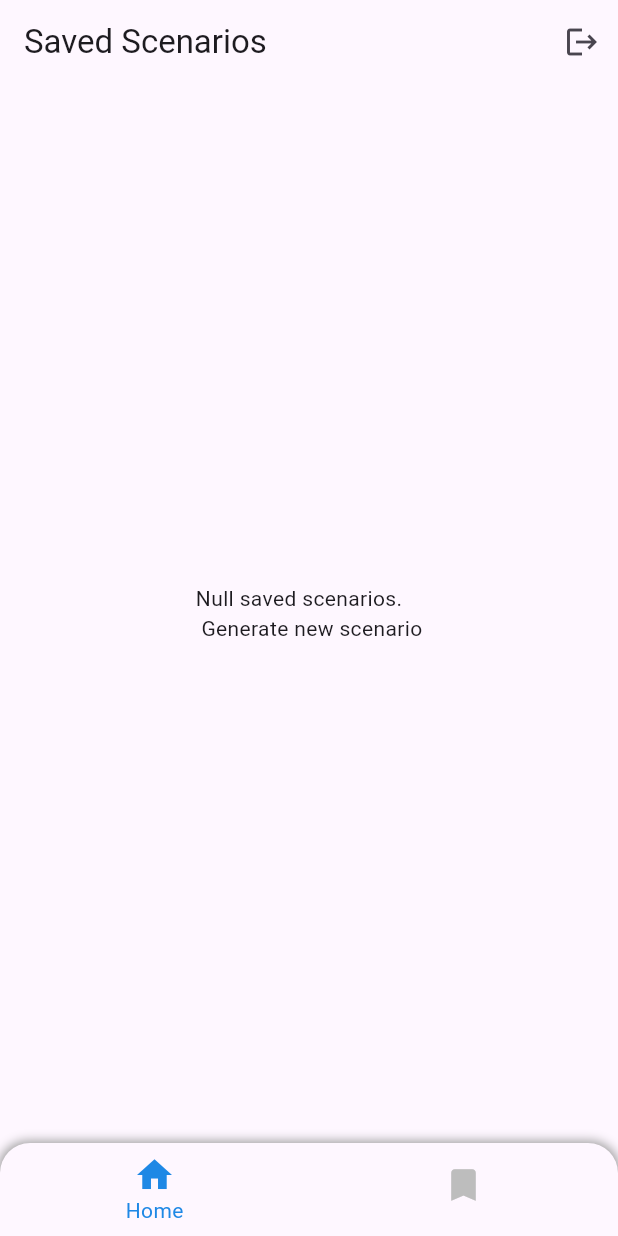
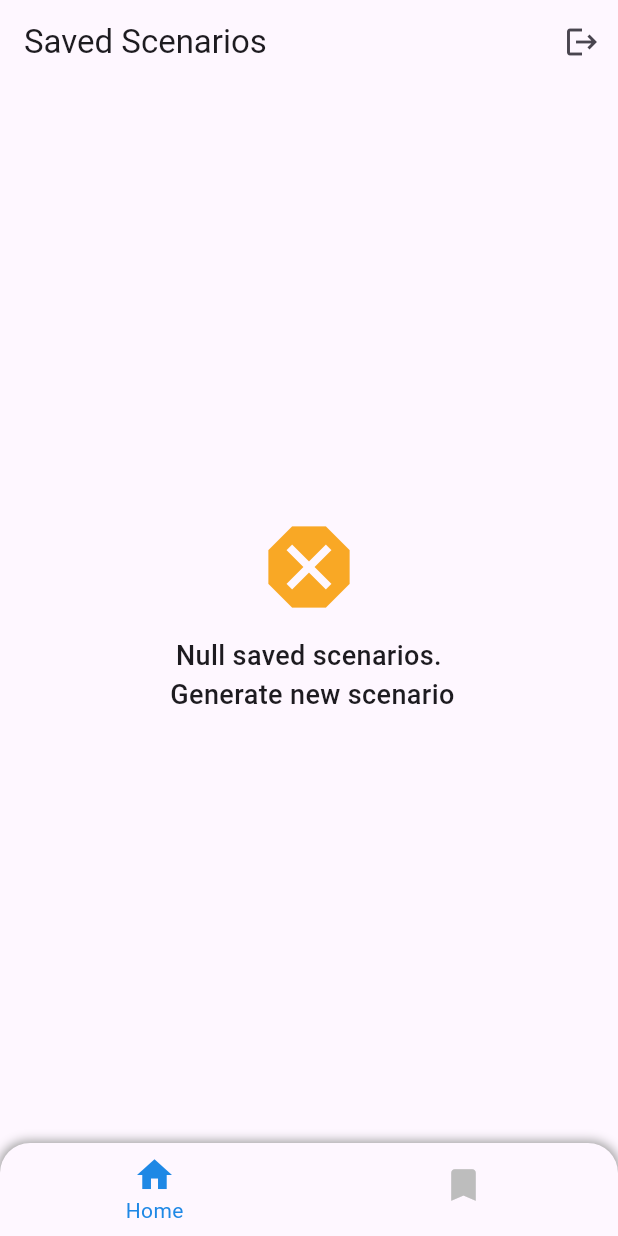
Before and after one commit to neshika/new_wild, a Flutter app: the screen it shows once a user with an empty profile is signed in, swiped to page 2, on a phone screen of 412 x 824 dp. Run offline on Flutter 3.47's test engine with Material 3 defaults, Android fonts, the light colour scheme and no system bars; our stand-ins replace cloud_firestore, dio, firebase_auth, firebase_core, flutter_svg, share_plus and 1 more; accounts and stored records are empty.

Commit message:
sofsof10

```diff
--- /dev/null
+++ b/lib/ui/screens/saved_scenarios/components/stub.dart
@@ -0,0 +1,37 @@
+import 'package:flutter/material.dart';
+
+class Stub extends StatelessWidget {
+  const Stub(
+      {required this.text,
+      required this.icon,
+      required this.iconColor,
+      super.key});
+
+  final String text;
+  final IconData icon;
+  final Color? iconColor;
+
+  @override
+  Widget build(BuildContext context) {
+    return Center(
+      child: Column(
+        mainAxisSize: MainAxisSize.min,
+        children: [
+          Icon(
+            icon,
+            size: 72.0,
+            color: iconColor,
+          ),
+          SizedBox(
+            height: 10.0,
+          ),
+          Text(
+            text,
+            style: TextStyle(fontSize: 18.0, fontWeight: FontWeight.w500),
+            textAlign: TextAlign.center,
+          ),
+        ],
+      ),
+    );
+  }
+}
--- a/lib/ui/screens/saved_scenarios/saved_scenarios_screen.dart
+++ b/lib/ui/screens/saved_scenarios/saved_scenarios_screen.dart
@@ -3,6 +3,7 @@ import 'package:new_wild/models/scenario_result_model.dart';
 import 'package:new_wild/services/auth.dart';
 import 'package:new_wild/services/firebase_storage.dart';
 import 'package:new_wild/ui/screens/saved_scenarios/components/scenario_item.dart';
+import 'package:new_wild/ui/screens/saved_scenarios/components/stub.dart';
 import 'package:share_plus/share_plus.dart';
 
 class SavedScenariosScreen extends StatefulWidget {
@@ -44,15 +45,19 @@ class _SavedScenariosScreenState extends State<SavedScenariosScreen>
               child: CircularProgressIndicator(),
             );
           } else if (snapshot.hasError) {
-            return Center(
-              child: Text('Has error ${snapshot.error}'),
+            return Stub(
+              text: 'Has error ${snapshot.error}',
+              icon: Icons.warning,
+              iconColor: Colors.red[800],
             );
           } else if (snapshot.hasData && snapshot.data != null) {
             //получаем сценарии
             final scenarios = snapshot.data!;
             if (scenarios.isEmpty) {
-              return Center(
-                child: Text('Null saved scenarios. \n Generate new scenario'),
+              return Stub(
+                text: 'Null saved scenarios. \n Generate new scenario',
+                icon: Icons.dangerous,
+                iconColor: Colors.yellow[800],
               );
             }
             return ListView.builder(
@@ -71,8 +76,10 @@ class _SavedScenariosScreenState extends State<SavedScenariosScreen>
               },
             );
           } else {
-            return const Center(
-              child: Text('No data available'),
+            return Stub(
+              text: 'No data available',
+              icon: Icons.dangerous,
+              iconColor: Colors.red[800],
             );
           }
         },
```
